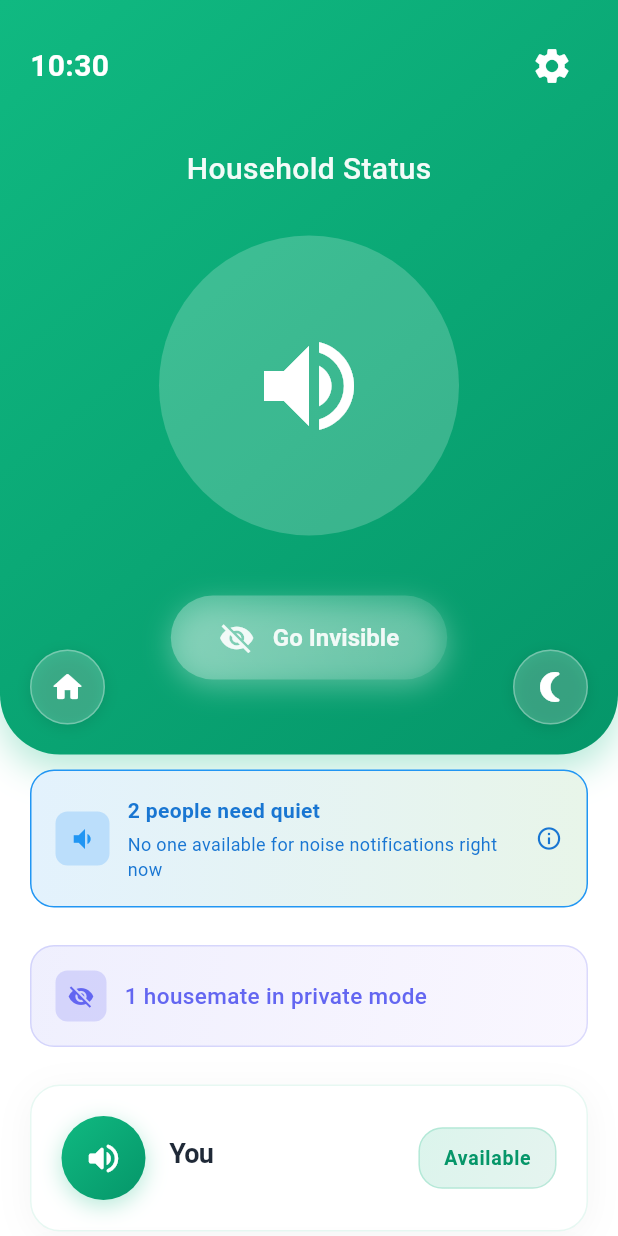
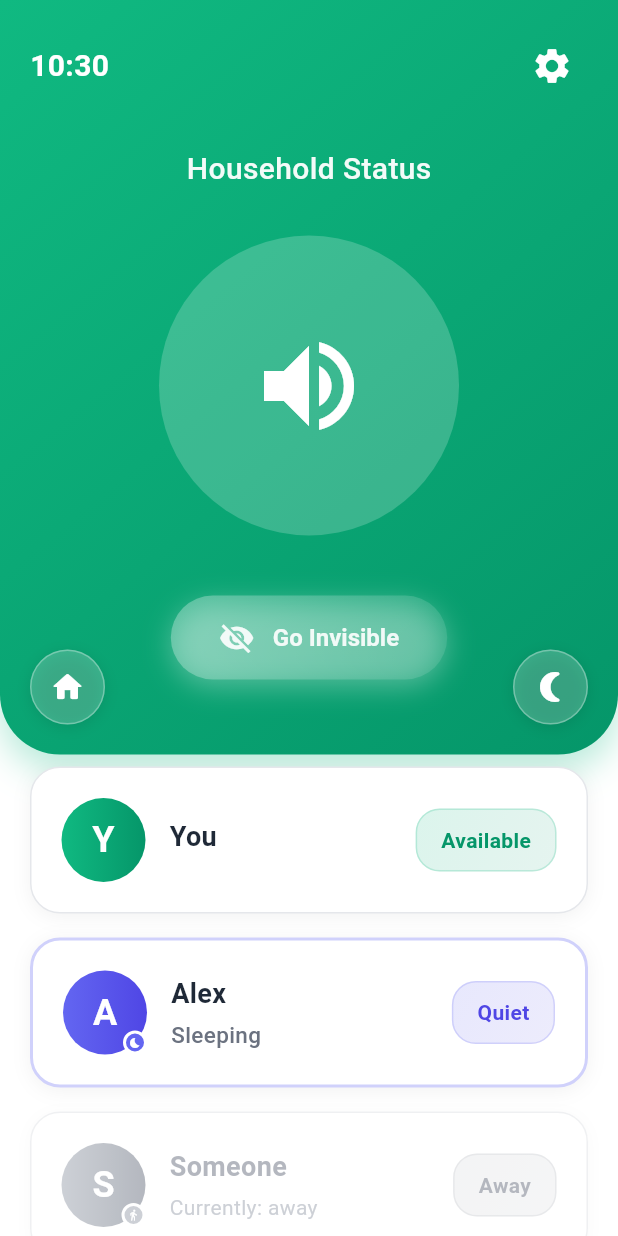
Before and after one commit to jaredleoa/Hush, a Flutter app: the HushHomePage screen opened directly, on a phone screen of 412 x 824 dp. Run offline on Flutter 3.47's test engine with Material 3 defaults, Android fonts, the phone set to English and light mode, and no system bars; our stand-ins replace connectivity_plus, flutter_local_notifications, permission_handler, shared_preferences, supabase_flutter; missing offline and left inert: network_info_plus; accounts and stored records are empty.

Commit message:
feat: redesign housemate cards with enhanced status indicators and improved UI

```diff
--- a/hush/lib/screens/home_screen.dart
+++ b/hush/lib/screens/home_screen.dart
@@ -764,6 +764,196 @@ class _HushHomePageState extends State<HushHomePage>
     );
   }
 
+  Widget _buildHousemateCard(UserStatus person) {
+    final bool isCurrentUser = person.name == 'You';
+    final bool needsQuiet = person.isQuietTime;
+    final bool isAway = !person.isHome;
+
+    // Apply opacity for away status to both current user and other members
+    final double cardOpacity = isAway ? 0.5 : 1.0;
+
+    return AnimatedOpacity(
+      duration: Duration(milliseconds: 300),
+      opacity: cardOpacity,
+      child: Container(
+        margin: EdgeInsets.symmetric(horizontal: 20, vertical: 8),
+        padding: EdgeInsets.all(20),
+        decoration: BoxDecoration(
+          color: Colors.white,
+          borderRadius: BorderRadius.circular(20),
+          border: Border.all(
+            color:
+                needsQuiet
+                    ? Color(0xFF6366F1).withOpacity(0.3)
+                    : isAway
+                    ? Color(0xFF9CA3AF).withOpacity(0.3)
+                    : Color(0xFFE5E7EB),
+            width: needsQuiet ? 2 : 1,
+          ),
+          boxShadow: [
+            BoxShadow(
+              color: Colors.black.withOpacity(0.05),
+              blurRadius: 10,
+              offset: Offset(0, 2),
+            ),
+          ],
+        ),
+        child: Row(
+          children: [
+            // Avatar with status indicator
+            Stack(
+              children: [
+                Container(
+                  width: 56,
+                  height: 56,
+                  decoration: BoxDecoration(
+                    shape: BoxShape.circle,
+                    gradient: LinearGradient(
+                      colors:
+                          needsQuiet
+                              ? [Color(0xFF6366F1), Color(0xFF4F46E5)]
+                              : isAway
+                              ? [Color(0xFF9CA3AF), Color(0xFF6B7280)]
+                              : [Color(0xFF10B981), Color(0xFF059669)],
+                    ),
+                  ),
+                  child: Center(
+                    child: Text(
+                      person.displayName.isNotEmpty
+                          ? person.displayName[0].toUpperCase()
+                          : '?',
+                      style: TextStyle(
+                        color: Colors.white,
+                        fontSize: 24,
+                        fontWeight: FontWeight.bold,
+                      ),
+                    ),
+                  ),
+                ),
+                // Status indicator dot
+                if (needsQuiet || isAway)
+                  Positioned(
+                    bottom: 0,
+                    right: 0,
+                    child: Container(
+                      width: 16,
+                      height: 16,
+                      decoration: BoxDecoration(
+                        color:
+                            needsQuiet ? Color(0xFF6366F1) : Color(0xFF9CA3AF),
+                        shape: BoxShape.circle,
+                        border: Border.all(color: Colors.white, width: 2),
+                      ),
+                      child: Icon(
+                        needsQuiet ? Icons.bedtime : Icons.directions_walk,
+                        color: Colors.white,
+                        size: 8,
+                      ),
+                    ),
+                  ),
+              ],
+            ),
+            SizedBox(width: 16),
+            // Name and status info
+            Expanded(
+              child: Column(
+                crossAxisAlignment: CrossAxisAlignment.start,
+                children: [
+                  Text(
+                    person.displayName,
+                    style: TextStyle(
+                      fontSize: 18,
+                      fontWeight: FontWeight.w600,
+                      color: isAway ? Color(0xFF6B7280) : Color(0xFF1F2937),
+                    ),
+                  ),
+                  SizedBox(height: 4),
+                  if (needsQuiet)
+                    Text(
+                      person.quietReason?.displayName ?? 'Needs quiet time',
+                      style: TextStyle(
+                        color: Color(0xFF6B7280),
+                        fontSize: 15,
+                        fontWeight: FontWeight.w500,
+                      ),
+                    ),
+                  if (_privacySettings.shareActiveHours &&
+                      person.generalActivity != null &&
+                      !needsQuiet) ...[
+                    Text(
+                      isAway
+                          ? 'Currently: away'
+                          : 'Currently: ${person.generalActivity}',
+                      style: TextStyle(
+                        color: Color(0xFF9CA3AF),
+                        fontSize: 14,
+                        fontWeight: FontWeight.w400,
+                      ),
+                    ),
+                  ],
+                ],
+              ),
+            ),
+            // Enhanced status badge
+            AnimatedContainer(
+              duration: Duration(milliseconds: 300),
+              padding: EdgeInsets.symmetric(horizontal: 16, vertical: 10),
+              decoration: BoxDecoration(
+                gradient: LinearGradient(
+                  colors:
+                      needsQuiet
+                          ? [
+                            Color(0xFF6366F1).withOpacity(0.15),
+                            Color(0xFF4F46E5).withOpacity(0.1),
+                          ]
+                          : isAway
+                          ? [
+                            Color(0xFF6B7280).withOpacity(0.15),
+                            Color(0xFF4B5563).withOpacity(0.1),
+                          ]
+                          : [
+                            Color(0xFF10B981).withOpacity(0.15),
+                            Color(0xFF059669).withOpacity(0.1),
+                          ],
+                  begin: Alignment.topLeft,
+                  end: Alignment.bottomRight,
+                ),
+                borderRadius: BorderRadius.circular(16),
+                border: Border.all(
+                  color:
+                      needsQuiet
+                          ? Color(0xFF6366F1).withOpacity(0.2)
+                          : isAway
+                          ? Color(0xFF6B7280).withOpacity(0.2)
+                          : Color(0xFF10B981).withOpacity(0.2),
+                  width: 1,
+                ),
+              ),
+              child: Text(
+                needsQuiet
+                    ? 'Quiet'
+                    : isAway
+                    ? 'Away'
+                    : 'Available',
+                style: TextStyle(
+                  color:
+                      needsQuiet
+                          ? Color(0xFF4F46E5)
+                          : isAway
+                          ? Color(0xFF6B7280)
+                          : Color(0xFF059669),
+                  fontSize: 14,
+                  fontWeight: FontWeight.w600,
+                ),
+              ),
+            ),
+          ],
+        ),
+      ),
+    );
+  }
+
+  // Also update the _buildHousematesList method to use this new card builder:
   Widget _buildHousematesList() {
     // Only show housemates who are not in invisible mode
     final visibleHousemates =
@@ -777,7 +967,7 @@ class _HushHomePageState extends State<HushHomePage>
         physics: AlwaysScrollableScrollPhysics(),
         child: Column(
           children: [
-            // Location status indicator for current user
+            // Location status indicator for current user (keep existing code)
             if (_privacySettings.shareLocation && _locationService != null)
               Container(
                 margin: EdgeInsets.symmetric(horizontal: 20, vertical: 10),
@@ -867,137 +1057,40 @@ class _HushHomePageState extends State<HushHomePage>
                 ),
               ),
 
-            // Noise management status section
-            if (_quietHousemates.isNotEmpty || _availableHousemates.isEmpty)
+            // Use the new card builder for all household members
+            ...visibleHousemates.map((person) => _buildHousemateCard(person)),
+
+            // Hidden count indicator (keep existing code)
+            if (hiddenCount > 0)
               Container(
                 margin: EdgeInsets.symmetric(horizontal: 20, vertical: 10),
-                padding: EdgeInsets.all(16),
+                padding: EdgeInsets.all(12),
                 decoration: BoxDecoration(
-                  gradient: LinearGradient(
-                    colors: [Color(0xFFE3F2FD), Color(0xFFE8F5E9)],
-                  ),
-                  borderRadius: BorderRadius.circular(16),
-                  border: Border.all(color: Color(0xFF2196F3), width: 1),
+                  color: Color(0xFFF3F4F6),
+                  borderRadius: BorderRadius.circular(12),
+                  border: Border.all(color: Color(0xFFE5E7EB)),
                 ),
                 child: Row(
                   children: [
-                    Container(
-                      padding: EdgeInsets.all(8),
-                      decoration: BoxDecoration(
-                        color: Color(0xFFBBDEFB),
-                        borderRadius: BorderRadius.circular(8),
+                    Icon(
+                      Icons.visibility_off,
+                      size: 16,
+                      color: Color(0xFF6B7280),
+                    ),
+                    SizedBox(width: 8),
+                    Text(
+                      '$hiddenCount housemate${hiddenCount > 1 ? 's' : ''} in private mode',
+                      style: TextStyle(
+                        color: Color(0xFF6B7280),
+                        fontSize: 14,
+                        fontWeight: FontWeight.w500,
                       ),
-                      child: Icon(
-                        Icons.volume_down,
-                        color: Color(0xFF2196F3),
-                        size: 20,
-                      ),
-                    ),
-                    SizedBox(width: 12),
-                    Expanded(
-                      child: Column(
-                        crossAxisAlignment: CrossAxisAlignment.start,
-                        children: [
-                          Text(
-                            _quietHousemates.length == 1
-                                ? 'Someone needs quiet'
-                                : '${_quietHousemates.length} people need quiet',
-                            style: TextStyle(
-                              fontWeight: FontWeight.w600,
-                              color: Color(0xFF1976D2),
-                              fontSize: 14,
-                            ),
-                          ),
-                          if (_availableHousemates.isEmpty) ...[
-                            SizedBox(height: 4),
-                            Text(
-                              'No one available for noise notifications right now',
-                              style: TextStyle(
-                                color: Color(0xFF1976D2),
-                                fontSize: 12,
-                              ),
-                            ),
-                          ],
-                        ],
-                      ),
-                    ),
-                    Icon(
-                      Icons.info_outline,
-                      color: Color(0xFF1976D2),
-                      size: 18,
                     ),
                   ],
                 ),
               ),
 
-            if (hiddenCount > 0) ...[
-              Padding(
-                padding: EdgeInsets.symmetric(horizontal: 20, vertical: 15),
-                child: AnimatedContainer(
-                  duration: Duration(milliseconds: 300),
-                  padding: EdgeInsets.all(16),
-                  decoration: BoxDecoration(
-                    gradient: LinearGradient(
-                      colors: [
-                        Color(0xFF6366F1).withOpacity(0.1),
-                        Color(0xFF8B5CF6).withOpacity(0.05),
-                      ],
-                      begin: Alignment.topLeft,
-                      end: Alignment.bottomRight,
-                    ),
-                    borderRadius: BorderRadius.circular(16),
-                    border: Border.all(
-                      color: Color(0xFF6366F1).withOpacity(0.2),
-                      width: 1,
-                    ),
-                  ),
-                  child: Row(
-                    children: [
-                      Container(
-                        padding: EdgeInsets.all(8),
-                        decoration: BoxDecoration(
-                          color: Color(0xFF6366F1).withOpacity(0.2),
-                          borderRadius: BorderRadius.circular(8),
-                        ),
-                        child: Icon(
-                          Icons.visibility_off,
-                          size: 18,
-                          color: Color(0xFF6366F1),
-                        ),
-                      ),
-                      SizedBox(width: 12),
-                      Expanded(
-                        child: Text(
-                          '$hiddenCount housemate${hiddenCount > 1 ? 's' : ''} in private mode',
-                          style: TextStyle(
-                            color: Color(0xFF6366F1),
-                            fontSize: 15,
-                            fontWeight: FontWeight.w500,
-                          ),
-                        ),
-                      ),
-                    ],
-                  ),
-                ),
-              ),
-            ],
-
-            // Housemates list
-            ListView.builder(
-              shrinkWrap: true,
-              physics: NeverScrollableScrollPhysics(),
-              padding: EdgeInsets.fromLTRB(
-                20,
-                10,
-                20,
-                100,
-              ), // Added bottom padding to avoid overflow
-              itemCount: visibleHousemates.length,
-              itemBuilder: (context, index) {
-                final person = visibleHousemates[index];
-                return _buildHousemateTile(person);
-              },
-            ),
+            SizedBox(height: 100), // Bottom padding for floating buttons
           ],
         ),
       ),
```
